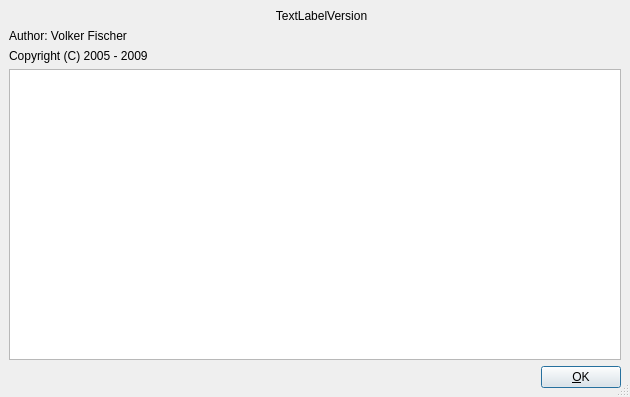
First picture: the form in src/aboutdlgbase.ui, repository jamulussoftware/jamulus, before the edit.
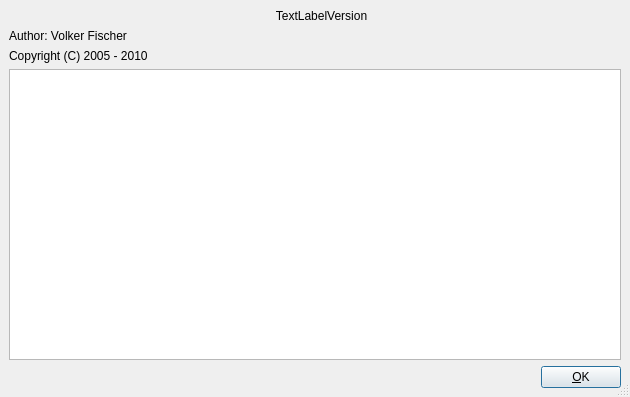
Second picture: the form after the edit. Icons and pictures are not drawn.

Patch:
```diff
--- a/src/aboutdlgbase.ui
+++ b/src/aboutdlgbase.ui
@@ -144,7 +144,7 @@
        <item>
         <widget class="QLabel" name="TextLabelCopyright" >
          <property name="text" >
-          <string>Copyright (C) 2005 - 2009</string>
+          <string>Copyright (C) 2005 - 2010</string>
          </property>
          <property name="wordWrap" >
           <bool>false</bool>
```
